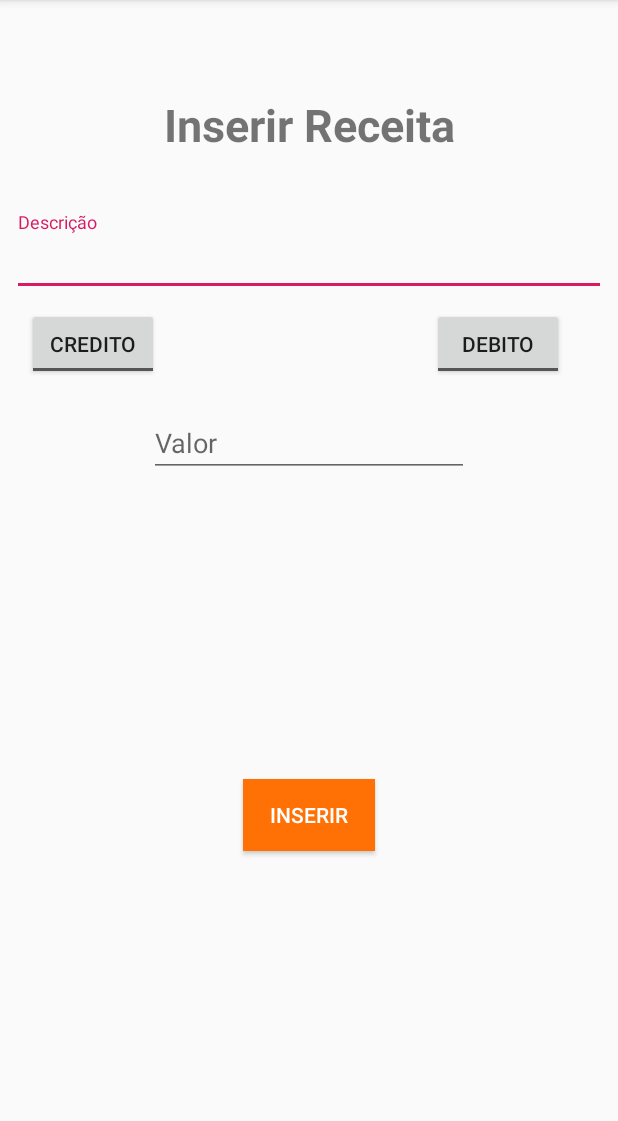
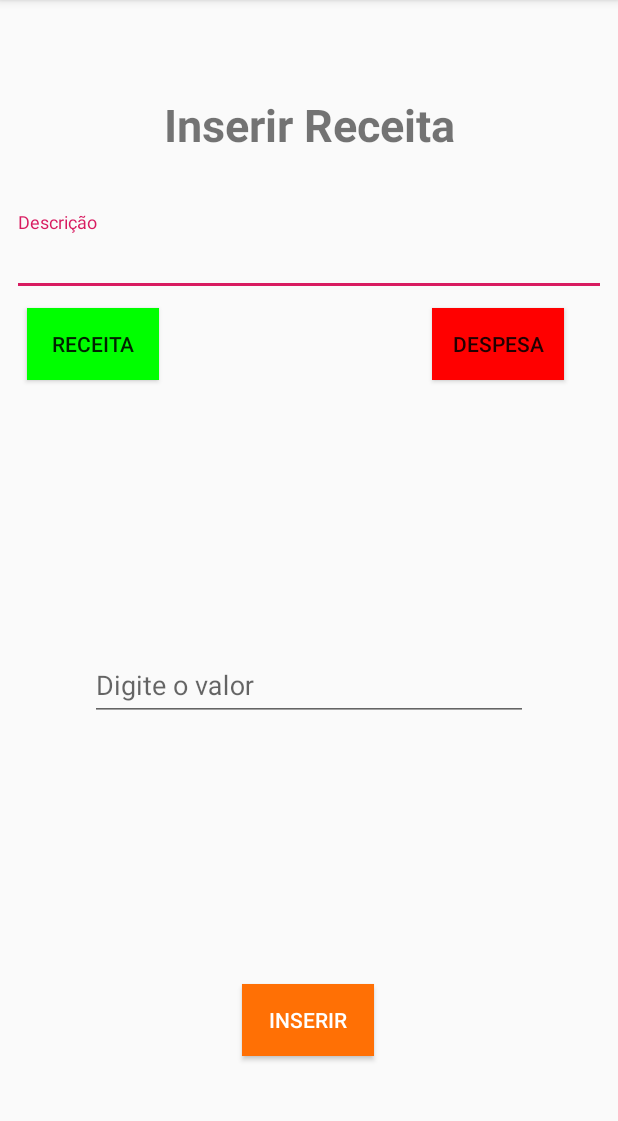
Before and after one commit to Reury/meWallet, an Android app: the fragment InserirReceitaFragment placed in its activity, in the side drawer, after a tap on "Inserir Receita", on a phone screen of 412 x 824 dp, the part 84-1205 px from its top. Run offline under Robolectric (Android 15) with nearby library versions, the phone set to English and light mode, and no system bars; 1 statement that could not run was skipped.

Commit message:
gravando no banco de dados e funcionadalidade dos toggleButton para credito ou debito!!!

```diff
--- a/app/src/main/AndroidManifest.xml
+++ b/app/src/main/AndroidManifest.xml
@@ -9,7 +9,6 @@
         android:roundIcon="@mipmap/ic_launcher_round"
         android:supportsRtl="true"
         android:theme="@style/AppTheme">
-        <activity android:name=".activity.teste"></activity>
         <activity
             android:name=".activity.MainActivity"
             android:label="@string/app_name"
--- a/app/src/main/java/com/example/mewallet/activity/MainActivity.java
+++ b/app/src/main/java/com/example/mewallet/activity/MainActivity.java
@@ -1,7 +1,5 @@
 package com.example.mewallet.activity;
 
-import android.content.ContentValues;
-import android.database.sqlite.SQLiteDatabase;
 import android.os.Bundle;
 import android.support.design.widget.FloatingActionButton;
 import android.support.design.widget.Snackbar;
@@ -20,12 +18,30 @@ import android.view.Menu;
 import com.example.mewallet.R;
 import com.example.mewallet.fragment.InserirReceitaFragment;
 import com.example.mewallet.fragment.ExtratoFragment;
-import com.example.mewallet.helper.DbHelper;
+import com.example.mewallet.helper.ReceitaDAO;
+import com.example.mewallet.model.Receita;
+
+import java.util.ArrayList;
+import java.util.List;
 
 public class MainActivity extends AppCompatActivity
         implements NavigationView.OnNavigationItemSelectedListener {
 
+    public List<Receita> getExtrato() {
+        return extrato;
+    }
 
+    public void setExtrato(List<Receita> extrato) {
+        this.extrato = extrato;
+    }
+
+    private List<Receita> extrato;
+
+    @Override
+    protected void onStart() {
+
+        super.onStart();
+    }
 
     @Override
     protected void onCreate(Bundle savedInstanceState) {
--- a/app/src/main/java/com/example/mewallet/adapter/Adapter.java
+++ b/app/src/main/java/com/example/mewallet/adapter/Adapter.java
@@ -32,9 +32,12 @@ public class Adapter  extends RecyclerView.Adapter<Adapter.MyViewHolder> {
     @Override
     public void onBindViewHolder(@NonNull MyViewHolder myViewHolder, int i) {
 
-        Receita receita = extrato.get(i);
-        myViewHolder.receita.setText(receita.getReceita());
-        myViewHolder.valor.setText(receita.getValor());
+
+        Receita conta = extrato.get(i);
+        String categoria = conta.getCategoria();
+        String valor = conta.getValor();
+        myViewHolder.receita.setText(categoria);
+        myViewHolder.valor.setText(valor);
 
     }
 
--- a/app/src/main/java/com/example/mewallet/fragment/ExtratoFragment.java
+++ b/app/src/main/java/com/example/mewallet/fragment/ExtratoFragment.java
@@ -3,18 +3,16 @@ package com.example.mewallet.fragment;
 
 import android.os.Bundle;
 import android.support.v4.app.Fragment;
-import android.support.v7.app.AppCompatActivity;
-import android.support.v7.widget.DividerItemDecoration;
-import android.support.v7.widget.LinearLayoutCompat;
 import android.support.v7.widget.LinearLayoutManager;
 import android.support.v7.widget.RecyclerView;
 import android.view.LayoutInflater;
 import android.view.View;
 import android.view.ViewGroup;
-import android.widget.LinearLayout;
 
 import com.example.mewallet.R;
+import com.example.mewallet.activity.MainActivity;
 import com.example.mewallet.adapter.Adapter;
+import com.example.mewallet.helper.ReceitaDAO;
 import com.example.mewallet.model.Receita;
 
 import java.util.ArrayList;
@@ -31,30 +29,40 @@ public class ExtratoFragment extends Fragment {
     public ExtratoFragment() {
         // Required empty public constructor
     }
-//    public void gerarExtrato(){
-//        Receita receita1 = new Receita("credito", "150,00");
-//        this.extrato.add(receita1);
-//        Receita receita2 = new Receita("debito", "20");
-//        this.extrato.add(receita2);
-//        Receita receita3 = new Receita("credito", "35,00");
-//        this.extrato.add(receita3);
-//        Receita receita4 = new Receita("credito", "35,00");
-//        this.extrato.add(receita4);
-//        Receita receita5 = new Receita("credito", "35,00");
-//        this.extrato.add(receita5);
-//        Receita receita6 = new Receita("credito", "3500,00");
-//        this.extrato.add(receita6);
-//        Receita receita7 = new Receita("debito", "40");
-//        this.extrato.add(receita7);
-//        Receita receita8 = new Receita("debito", "30");
-//        this.extrato.add(receita8);
-//        Receita receita9 = new Receita("debito", "120");
-//        this.extrato.add(receita9);
-//        Receita receita10 = new Receita("debito", "200");
-//        this.extrato.add(receita10);
-//        Receita receita11 = new Receita("debito", "20");
-//        this.extrato.add(receita11);
+
+//    public List<Receita> gerarExtrato(List<Receita> extrato, String tipo, String valor){
+////
+////        este metodo foi criado para testar o recyclerView
+////
+////
+//        Receita receita = new Receita(tipo,valor);
+//        extrato.add(receita);
 //
+////
+////        Receita receita1 = new Receita("credito", "150,00");
+////        this.extrato.add(receita1);
+////        Receita receita2 = new Receita("debito", "20");
+////        this.extrato.add(receita2);
+////        Receita receita3 = new Receita("credito", "35,00");
+////        this.extrato.add(receita3);
+////        Receita receita4 = new Receita("credito", "35,00");
+////        this.extrato.add(receita4);
+////        Receita receita5 = new Receita("credito", "35,00");
+////        this.extrato.add(receita5);
+////        Receita receita6 = new Receita("credito", "3500,00");
+////        this.extrato.add(receita6);
+////        Receita receita7 = new Receita("debito", "40");
+////        this.extrato.add(receita7);
+////        Receita receita8 = new Receita("debito", "30");
+////        this.extrato.add(receita8);
+////        Receita receita9 = new Receita("debito", "120");
+////        this.extrato.add(receita9);
+////        Receita receita10 = new Receita("debito", "200");
+////        this.extrato.add(receita10);
+////        Receita receita11 = new Receita("debito", "20");
+////        this.extrato.add(receita11);
+//
+//        return  extrato;
 //    }
 
 
@@ -71,15 +79,22 @@ public class ExtratoFragment extends Fragment {
 
 
         //listagem para exemplo
-        InserirReceitaFragment receita = new InserirReceitaFragment();
+        //InserirReceitaFragment receita = new InserirReceitaFragment();
+        //gerarExtrato();
+
+
+        //Listar Tarefas
 
         // configurar adapter
-        Adapter adapter = new Adapter(receita.getExtrato());
+        ReceitaDAO receita = new ReceitaDAO(getActivity().getApplicationContext());
+        extrato = receita.listar();
+        Adapter adapter = new Adapter(extrato);
 
 
 
         // configurar RecylerView
-        RecyclerView.LayoutManager layoutManager = new LinearLayoutManager(getActivity());
+        RecyclerView.LayoutManager layoutManager =
+                new LinearLayoutManager(getActivity().getApplicationContext());
         recyclerView.setLayoutManager(layoutManager);
         recyclerView.setHasFixedSize(true);
         recyclerView.setAdapter(adapter);
--- a/app/src/main/java/com/example/mewallet/fragment/InserirReceitaFragment.java
+++ b/app/src/main/java/com/example/mewallet/fragment/InserirReceitaFragment.java
@@ -1,22 +1,17 @@
 package com.example.mewallet.fragment;
 
 
-import android.content.Context;
-import android.database.sqlite.SQLiteDatabase;
 import android.os.Bundle;
 import android.support.design.widget.TextInputEditText;
 import android.support.v4.app.Fragment;
-import android.support.v7.widget.RecyclerView;
-import android.text.method.NumberKeyListener;
 import android.view.LayoutInflater;
 import android.view.View;
 import android.view.ViewGroup;
 import android.widget.Button;
-import android.widget.TextView;
+import android.widget.ToggleButton;
 
 import com.example.mewallet.R;
-import com.example.mewallet.helper.DbHelper;
-import com.example.mewallet.helper.TarefaDAO;
+import com.example.mewallet.helper.ReceitaDAO;
 import com.example.mewallet.model.Receita;
 
 import java.util.ArrayList;
@@ -26,10 +21,34 @@ import java.util.List;
  * A simple {@link Fragment} subclass.
  */
 public class InserirReceitaFragment extends Fragment {
+    public List<Receita> getReceita() {
+        return receita;
+    }
+
+    public void setReceita(List<Receita> receita) {
+        this.receita = receita;
+    }
+
     private List<Receita> receita = new ArrayList<>();
     private View view;
     private Button inserir;
     private TextInputEditText editValor;
+    private  TextInputEditText editCategoria;
+    private ToggleButton toggleCredito;
+    private ToggleButton toggleDebito;
+    private String categoriaSelecionada;
+
+
+    public List<Receita> gerarExtrato(List<Receita> extrato, String tipo, String valor){
+//
+//
+        Receita receita = new Receita(tipo,valor);
+        extrato.add(receita);
+
+        return  extrato;
+    }
+
+
 
 
     public List<Receita> getExtrato() {
@@ -51,17 +70,32 @@ public class InserirReceitaFragment extends Fragment {
                              Bundle savedInstanceState) {
         // Inflate the layout for this fragment
         View view =  inflater.inflate(R.layout.fragment_receita, container, false);
-        inserir = view.findViewById(R.id.insert);
+        inserir = view.findViewById(R.id.insere);
 
         editValor = view.findViewById(R.id.editValor);
+        editCategoria = view.findViewById(R.id.Receita);
+        toggleCredito = view.findViewById(R.id.toggleReceita);
+        toggleDebito = view.findViewById(R.id.toggleDespesa);
+
+
         inserir.setOnClickListener(new View.OnClickListener() {
             @Override
             public void onClick(View v) {
-                TarefaDAO tarefaDAO = new TarefaDAO(getActivity());
+                if(toggleCredito.isChecked()){
+                    toggleDebito.setChecked(false);
+                    toggleDebito.setSelected(false);
+                    categoriaSelecionada = "Credito";
+                }else if(toggleDebito.isChecked()){
+                    toggleCredito.setSelected(false);
+                    categoriaSelecionada = "Debito";
+                }
+                ReceitaDAO receitaDAO = new ReceitaDAO(getActivity().getApplicationContext());
                 Receita receita = new Receita();
-                receita.setReceita("credito");
-                receita.setValor(editValor.toString());
-                tarefaDAO.salvar(receita);
+                receita.setDescricao(editCategoria.getText().toString());
+                receita.setCategoria(categoriaSelecionada);
+                receita.setValor(editValor.getText().toString());
+                receitaDAO.salvar(receita);
+                getActivity().getSupportFragmentManager().getPrimaryNavigationFragment();
             }
         });
 
--- /dev/null
+++ b/app/src/main/java/com/example/mewallet/helper/ReceitaDAO.java
@@ -0,0 +1,89 @@
+package com.example.mewallet.helper;
+
+import android.content.ContentValues;
+import android.content.Context;
+import android.database.Cursor;
+import android.database.sqlite.SQLiteDatabase;
+import android.util.Log;
+
+import com.example.mewallet.model.Receita;
+
+import java.util.ArrayList;
+import java.util.List;
+
+public class ReceitaDAO implements  IReceitaDao{
+
+    private SQLiteDatabase escreve;
+    private SQLiteDatabase le;
+
+    public ReceitaDAO(Context context) {
+
+
+        DbHelper db = new DbHelper(context);
+        escreve = db.getWritableDatabase();
+        le = db.getReadableDatabase();
+
+    }
+
+    @Override
+    public boolean salvar(Receita receita) {
+
+        ContentValues cv = new ContentValues();
+        cv.put("categoria",receita.getCategoria());
+        cv.put("valor",receita.getValor());
+        cv.put("descricao",receita.getDescricao());
+
+        try{
+            escreve.insert(DbHelper.TABELA_EXTRATO, "n/a",cv);
+            Log.e("INFO", "receita salva com sucesso");
+        }catch (Exception e){
+            Log.e("INFO","erro ao adicionar receita " + e.getMessage());
+            return  false;
+        }
+
+
+        return true;
+    }
+
+    @Override
+    public boolean atualizar(Receita receita) {
+        return false;
+    }
+
+    @Override
+    public boolean deletar(Receita receita) {
+        return false;
+    }
+
+    @Override
+    public List<Receita> listar() {
+
+        List<Receita> extrato = new ArrayList<>();
+
+
+        String sql="SELECT * FROM " + DbHelper.TABELA_EXTRATO + " ;";
+        Cursor c = le.rawQuery(sql, null);
+
+        while(c.moveToNext()){
+
+            Receita receita = new Receita();
+
+            Long id = c.getLong( c.getColumnIndex("id"));
+            String categoria = c.getString( c.getColumnIndex("categoria"));
+            String valor = c.getString(c.getColumnIndex("valor"));
+            String descricao = c.getString(c.getColumnIndex("descricao"));
+            String saldo = c.getString(c.getColumnIndex("saldo"));
+            receita.setId(id);
+            receita.setCategoria(categoria);
+            receita.setValor(valor);
+            receita.setDescricao(descricao);
+            float s = Float.parseFloat(saldo);
+            receita.setSaldo(s);
+            extrato.add(receita);
+        }
+
+        return extrato;
+
+
+    }
+}
--- a/app/src/main/java/com/example/mewallet/model/Receita.java
+++ b/app/src/main/java/com/example/mewallet/model/Receita.java
@@ -3,21 +3,50 @@ package com.example.mewallet.model;
 import java.io.Serializable;
 
 public class Receita implements Serializable {
-    public Receita(String receita, String valor) {
-        Receita = receita;
+    public Receita(String categoria, String valor, String descricao) {
+        this.categoria = categoria;
+        this.valor = valor;
+        this.descricao = descricao;
+    }
+
+    public Receita(String categoria, String valor) {
+        this.categoria = categoria;
         this.valor = valor;
     }
 
-    public Receita(){
-
+    public Receita() {
+        this.id = id;
     }
 
-    public String getReceita() {
-        return Receita;
+    private Long id;
+    private String categoria = "categoria";
+    private String valor = "valor";
+    private String descricao = "descricao";
+
+    public float getSaldo() {
+        return saldo;
     }
 
-    public void setReceita(String receita) {
-        Receita = receita;
+    public void setSaldo(float saldo) {
+        this.saldo = saldo;
+    }
+
+    private float saldo = 0;
+
+    public Long getId() {
+        return id;
+    }
+
+    public void setId(Long id) {
+        this.id = id;
+    }
+
+    public String getCategoria() {
+        return categoria;
+    }
+
+    public void setCategoria(String categoria) {
+        this.categoria = categoria;
     }
 
     public String getValor() {
@@ -28,14 +57,6 @@ public class Receita implements Serializable {
         this.valor = valor;
     }
 
-    public Long getId() {
-        return id;
-    }
-
-    public void setId(Long id) {
-        this.id = id;
-    }
-
     public String getDescricao() {
         return descricao;
     }
@@ -44,10 +65,7 @@ public class Receita implements Serializable {
         this.descricao = descricao;
     }
 
-    private Long id;
-    private String Receita;
-    private String valor;
-    private String descricao;
+
 
 
 }
--- /dev/null
+++ b/app/src/main/res/drawable/my_btn_toggle.xml
@@ -0,0 +1,5 @@
+<?xml version="1.0" encoding="utf-8"?>
+<selector xmlns:android="http://schemas.android.com/apk/res/android">
+    <item android:state_checked="false" android:drawable="@color/red"  />
+    <item android:state_checked="true" android:drawable="@color/green"  />
+</selector>
--- a/app/src/main/res/layout/adapter_receita.xml
+++ b/app/src/main/res/layout/adapter_receita.xml
@@ -22,7 +22,7 @@
             android:id="@+id/editValor"
             android:layout_width="wrap_content"
             android:layout_height="wrap_content"
-            android:layout_weight="3"
+            android:layout_weight="2"
             android:gravity="end"
             android:text="@string/valor"
             android:textSize="18sp" />
--- a/app/src/main/res/layout/fragment_receita.xml
+++ b/app/src/main/res/layout/fragment_receita.xml
@@ -16,7 +16,7 @@
         android:layout_marginEnd="8dp"
         android:layout_marginRight="8dp"
         android:layout_marginBottom="8dp"
-        android:text="Inserir Receita"
+        android:text="@string/inserir_receita"
         android:textSize="30sp"
         android:textStyle="bold"
         app:layout_constraintBottom_toBottomOf="@+id/descricao"
@@ -38,60 +38,75 @@
         app:layout_constraintTop_toTopOf="parent">
 
         <android.support.design.widget.TextInputEditText
-            android:id="@+id/descReceita"
+            android:id="@+id/Receita"
             android:layout_width="match_parent"
             android:layout_height="wrap_content"
-            android:hint="Descrição" />
+            android:hint="@string/descri_o" />
     </android.support.design.widget.TextInputLayout>
 
-    <EditText
-        android:id="@+id/editValor"
+    <Button
+        android:id="@+id/insere"
         android:layout_width="wrap_content"
         android:layout_height="wrap_content"
-        android:layout_marginTop="75dp"
-        android:ems="10"
-        android:hint="Valor"
-        android:inputType="number"
-        app:layout_constraintEnd_toEndOf="parent"
-        app:layout_constraintStart_toStartOf="parent"
-        app:layout_constraintTop_toBottomOf="@+id/descricao" />
-
-    <Button
-        android:id="@+id/insert"
-        android:layout_width="wrap_content"
-        android:layout_height="wrap_content"
+        android:layout_marginBottom="64dp"
         android:background="#FF7005"
         android:text="@string/inserir"
         android:textColor="#FFFFFF"
         app:layout_constraintBottom_toBottomOf="parent"
         app:layout_constraintEnd_toEndOf="parent"
-        app:layout_constraintStart_toStartOf="parent"
-        app:layout_constraintTop_toBottomOf="@+id/editValor" />
+        app:layout_constraintHorizontal_bias="0.498"
+        app:layout_constraintStart_toStartOf="parent" />
 
     <ToggleButton
-        android:id="@+id/toggleButton11"
+        android:id="@+id/toggleReceita"
         android:layout_width="wrap_content"
         android:layout_height="wrap_content"
         android:layout_marginStart="10dp"
         android:layout_marginLeft="10dp"
         android:layout_marginTop="8dp"
-        android:text="ToggleButton"
-        android:textOff="credito"
-        android:textOn="credito"
+        android:background="@drawable/my_btn_toggle"
+        android:checked="true"
+        android:text="@string/receita"
+        android:textOff="@string/receita"
+        android:textOn="@string/receita"
         app:layout_constraintStart_toStartOf="@+id/descricao"
         app:layout_constraintTop_toBottomOf="@+id/descricao" />
 
     <ToggleButton
-        android:id="@+id/toggleButton12"
+        android:id="@+id/toggleDespesa"
         android:layout_width="wrap_content"
         android:layout_height="wrap_content"
         android:layout_marginTop="8dp"
         android:layout_marginEnd="28dp"
         android:layout_marginRight="28dp"
-        android:text="ToggleButton"
-        android:textOff="DEBITO"
-        android:textOn="DEBITO"
+        android:background="@drawable/my_btn_toggle"
+        android:checked="false"
+        android:text="@string/despesa"
+        android:textOff="@string/despesa"
+        android:textOn="@string/despesa"
         app:layout_constraintEnd_toEndOf="@+id/descricao"
         app:layout_constraintTop_toBottomOf="@+id/descricao" />
 
+    <android.support.design.widget.TextInputLayout
+        android:id="@+id/editvalortext"
+        android:layout_width="0dp"
+        android:layout_height="wrap_content"
+        android:layout_marginStart="60dp"
+        android:layout_marginLeft="60dp"
+        android:layout_marginTop="173dp"
+        android:layout_marginEnd="60dp"
+        android:layout_marginRight="60dp"
+        android:layout_marginBottom="177dp"
+        app:layout_constraintBottom_toBottomOf="parent"
+        app:layout_constraintEnd_toEndOf="parent"
+        app:layout_constraintStart_toStartOf="parent"
+        app:layout_constraintTop_toTopOf="@+id/descricao">
+
+        <android.support.design.widget.TextInputEditText
+            android:id="@+id/editValor"
+            android:layout_width="match_parent"
+            android:layout_height="wrap_content"
+            android:hint="@string/digite_o_valor" />
+    </android.support.design.widget.TextInputLayout>
+
 </android.support.constraint.ConstraintLayout>
--- a/app/src/main/res/values/colors.xml
+++ b/app/src/main/res/values/colors.xml
@@ -3,4 +3,6 @@
     <color name="colorPrimary">#008577</color>
     <color name="colorPrimaryDark">#00574B</color>
     <color name="colorAccent">#D81B60</color>
+    <color name="red">#ff0000</color>
+    <color name="green">#00ff00</color>
 </resources>
--- a/app/src/main/res/values/strings.xml
+++ b/app/src/main/res/values/strings.xml
@@ -20,4 +20,9 @@
     <string name="valor">valor</string>
     <string name="inserir_receita">Inserir Receita</string>
     <string name="inserir">Inserir</string>
+    <string name="descri_o">Descrição</string>
+    <string name="credito">credito</string>
+    <string name="digite_o_valor">Digite o valor</string>
+    <string name="togglebutton">ToggleButton</string>
+    <string name="despesa">Despesa</string>
 </resources>
```
Also changed, not shown: app/src/main/java/com/example/mewallet/activity/teste.java (deleted, +0 -15 lines), app/src/main/java/com/example/mewallet/helper/DbHelper.java (+12 -6 lines), app/src/main/java/com/example/mewallet/helper/TarefaDAO.java (deleted, +0 -58 lines), app/src/main/res/layout/activity_teste.xml (deleted, +0 -23 lines).
